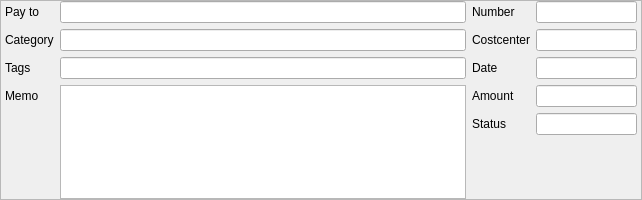
KDE/kmymoney, file kmymoney/views/newtransactionform.ui: the form before one commit.
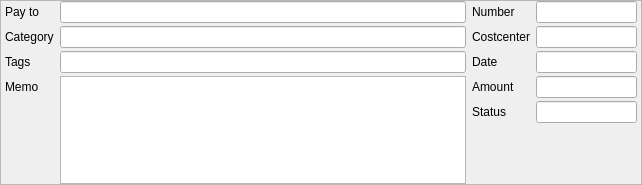
The form after the commit.

Commit message: Reduce vertical spacing of form elements

Patch:
```diff
--- a/kmymoney/views/newtransactionform.ui
+++ b/kmymoney/views/newtransactionform.ui
@@ -7,7 +7,7 @@
     <x>0</x>
     <y>0</y>
     <width>642</width>
-    <height>200</height>
+    <height>185</height>
    </rect>
   </property>
   <property name="frameShape">
@@ -31,6 +31,9 @@
    </property>
    <item>
     <layout class="QGridLayout" name="gridLayout" columnstretch="0,4,0,1">
+     <property name="verticalSpacing">
+      <number>3</number>
+     </property>
      <item row="0" column="0">
       <widget class="QLabel" name="label">
        <property name="text">
```
